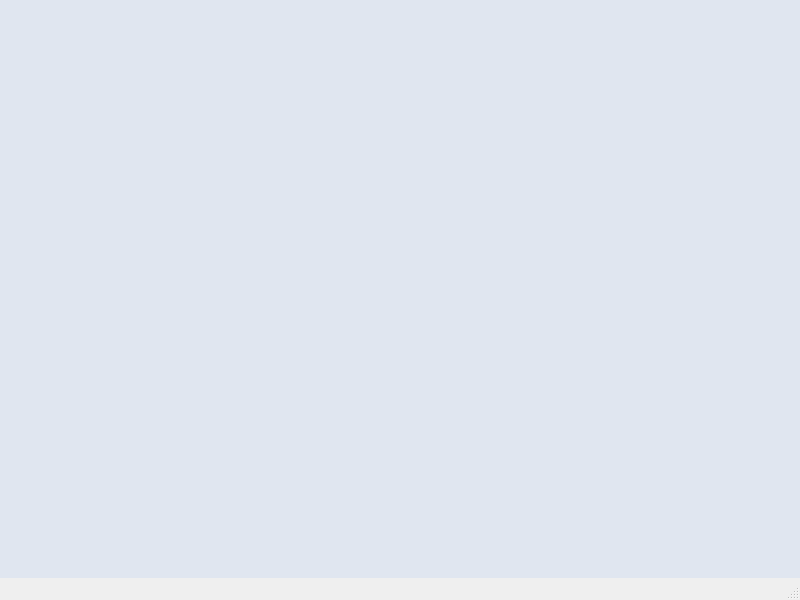
Old version of the form Proyecto/ProyectoEventos/mainwindow.ui in the repository ValeriaMora27/Proyecto-i2023-ie2017.
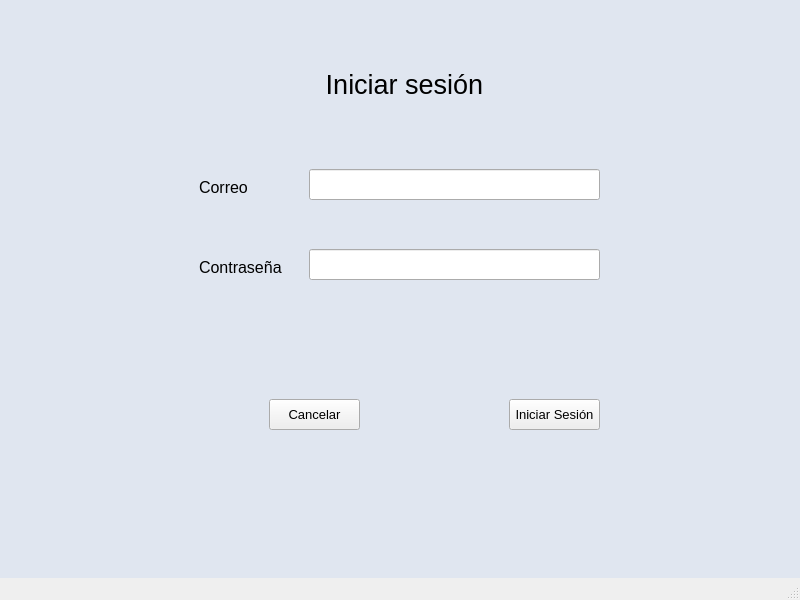
New version of the form. The open tabs and pages were chosen to show the change.

Commit message: Agregando widgets de pantalla de Iniciar Sesión

Patch:
```diff
--- a/Proyecto/ProyectoEventos/mainwindow.ui
+++ b/Proyecto/ProyectoEventos/mainwindow.ui
@@ -121,7 +121,142 @@
       </property>
      </widget>
     </widget>
-    <widget class="QWidget" name="page01_Login"/>
+    <widget class="QWidget" name="page01_Login">
+     <widget class="QLabel" name="label_12">
+      <property name="geometry">
+       <rect>
+        <x>320</x>
+        <y>60</y>
+        <width>171</width>
+        <height>51</height>
+       </rect>
+      </property>
+      <property name="font">
+       <font>
+        <pointsize>20</pointsize>
+       </font>
+      </property>
+      <property name="text">
+       <string>Iniciar sesión</string>
+      </property>
+      <property name="alignment">
+       <set>Qt::AlignCenter</set>
+      </property>
+     </widget>
+     <widget class="QLabel" name="label_13">
+      <property name="geometry">
+       <rect>
+        <x>200</x>
+        <y>180</y>
+        <width>61</width>
+        <height>16</height>
+       </rect>
+      </property>
+      <property name="font">
+       <font>
+        <pointsize>12</pointsize>
+       </font>
+      </property>
+      <property name="text">
+       <string>Correo</string>
+      </property>
+     </widget>
+     <widget class="QLabel" name="label_14">
+      <property name="geometry">
+       <rect>
+        <x>200</x>
+        <y>260</y>
+        <width>91</width>
+        <height>16</height>
+       </rect>
+      </property>
+      <property name="font">
+       <font>
+        <pointsize>12</pointsize>
+       </font>
+      </property>
+      <property name="text">
+       <string>Contraseña</string>
+      </property>
+     </widget>
+     <widget class="QLineEdit" name="InputNombre_2">
+      <property name="geometry">
+       <rect>
+        <x>310</x>
+        <y>170</y>
+        <width>291</width>
+        <height>31</height>
+       </rect>
+      </property>
+     </widget>
+     <widget class="QLineEdit" name="InputContra_3">
+      <property name="geometry">
+       <rect>
+        <x>310</x>
+        <y>250</y>
+        <width>291</width>
+        <height>31</height>
+       </rect>
+      </property>
+      <property name="echoMode">
+       <enum>QLineEdit::Password</enum>
+      </property>
+     </widget>
+     <widget class="QPushButton" name="pushButton_Cancelar_2">
+      <property name="geometry">
+       <rect>
+        <x>270</x>
+        <y>400</y>
+        <width>91</width>
+        <height>31</height>
+       </rect>
+      </property>
+      <property name="font">
+       <font>
+        <pointsize>10</pointsize>
+       </font>
+      </property>
+      <property name="text">
+       <string>Cancelar</string>
+      </property>
+      <property name="autoDefault">
+       <bool>false</bool>
+      </property>
+      <property name="default">
+       <bool>false</bool>
+      </property>
+      <property name="flat">
+       <bool>false</bool>
+      </property>
+     </widget>
+     <widget class="QPushButton" name="pushButton_Iniciar_2">
+      <property name="geometry">
+       <rect>
+        <x>510</x>
+        <y>400</y>
+        <width>91</width>
+        <height>31</height>
+       </rect>
+      </property>
+      <property name="font">
+       <font>
+        <pointsize>10</pointsize>
+       </font>
+      </property>
+      <property name="text">
+       <string>Iniciar Sesión</string>
+      </property>
+      <property name="autoDefault">
+       <bool>false</bool>
+      </property>
+      <property name="default">
+       <bool>false</bool>
+      </property>
+      <property name="flat">
+       <bool>false</bool>
+      </property>
+     </widget>
+    </widget>
     <widget class="QWidget" name="page02_Registro">
      <widget class="QLabel" name="label_3">
       <property name="geometry">
```
Left out of the diff: 8 changed lines with no effect on the pictures. The commit also changes 2 other files.
